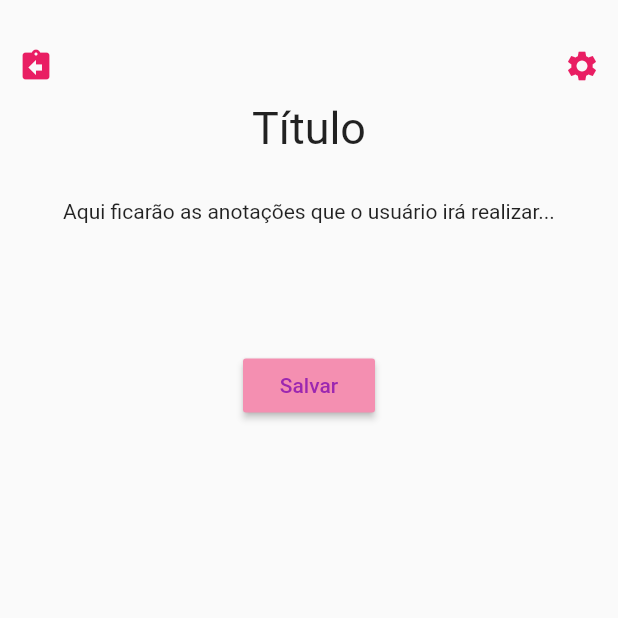
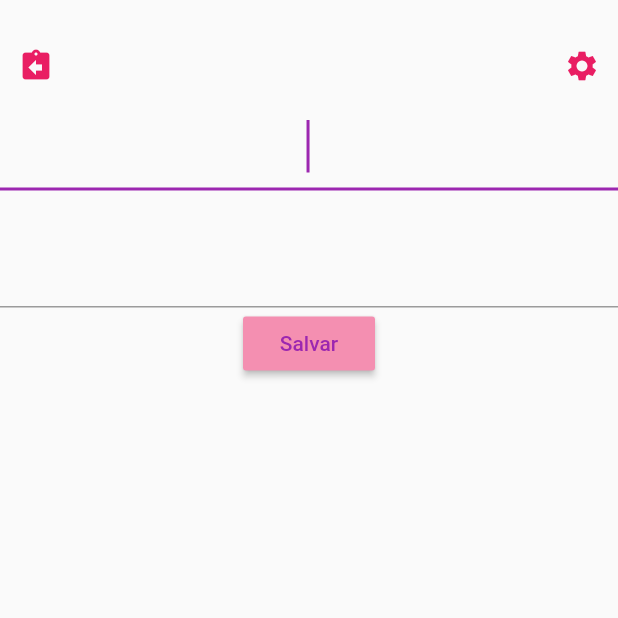
Before and after one commit to anecba/MyPocketSpace, a Flutter app: the screen it shows after launch, after a tap on "Anotações realizadas aqui", after a tap on "Criar novo", on a phone screen of 412 x 824 dp, the top half of it. Run offline on Flutter 3.47's test engine with Material 2 defaults, Android fonts, the phone set to English and light mode, and no system bars.

```diff
--- a/lib/paginas/paginaPrincipal.dart
+++ b/lib/paginas/paginaPrincipal.dart
@@ -19,14 +19,14 @@ class _MinhaPaginaPrincipalState extends State<MinhaPaginaPrincipal> {
               height: 20,
             ),
             menuSuperior(),
-            listaCategorias(),
+            //listaCategorias(),
             SizedBox(
               height: 20,
             ),
             expansedTile(),
             RaisedButton(
               padding: const EdgeInsets.all(8.0),
-              textColor: Colors.purple,
+              textColor: Colors.black,
               color: Colors.pink[200],
               onPressed: () {
                 Navigator.push(
@@ -46,10 +46,9 @@ class _MinhaPaginaPrincipalState extends State<MinhaPaginaPrincipal> {
 Widget menuSuperior() {
   return Container(
     child: Row(
-      //mainAxisAlignment: MainAxisAlignment.spaceBetween,
       children: <Widget>[
         //pesquisa(),
-        IconButton(
+         IconButton(
           icon: Icon(Icons.search),
           color: Colors.purple,
           onPressed: () {},
@@ -61,7 +60,6 @@ Widget menuSuperior() {
 
 Widget pesquisa() {
   return Container(
-    height: 60,
     decoration: BoxDecoration(
       color: Colors.black12.withOpacity(0.1),
       borderRadius: BorderRadius.all(
--- a/lib/paginas/telaCriandoAnotacoes.dart
+++ b/lib/paginas/telaCriandoAnotacoes.dart
@@ -45,18 +45,26 @@ class PaginaCriarAnotacoes extends StatelessWidget {
               ],
             ),
             //Usuário poderá digitar aqui
-            Text(
-              "Título",
-              style: TextStyle(fontSize: 30),
+            TextFormField(
+              autofocus: true,
+              textAlign: TextAlign.center,
+              keyboardType: TextInputType.text,
+              style: TextStyle(
+                fontSize: 30,
+              ),
             ),
-            Container(
+            SizedBox(
               height: 30,
             ),
             Container(
-              height: 100,
-              child: Text(
-                  "Aqui ficarão as anotações que o usuário irá realizar...",
-                  textAlign: TextAlign.start),
+              child: TextFormField(
+                autofocus: true,
+                textAlign: TextAlign.center,
+                keyboardType: TextInputType.text,
+                style: TextStyle(
+                  fontSize: 20,
+                ),
+              ),
             ),
             RaisedButton(
               padding: const EdgeInsets.all(8.0),
```
